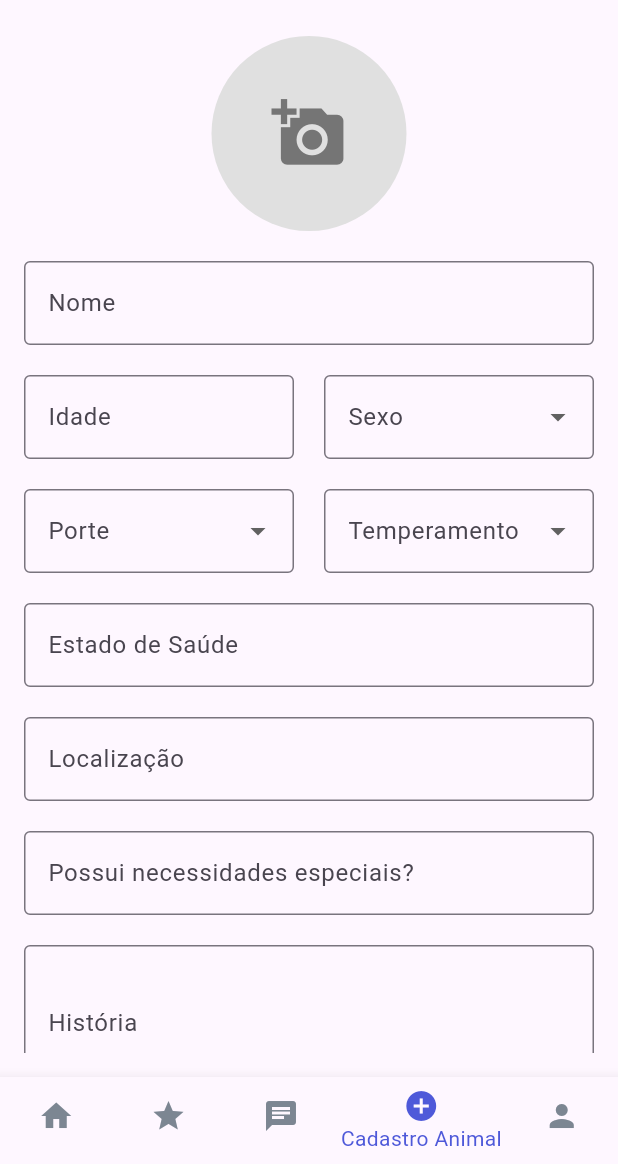
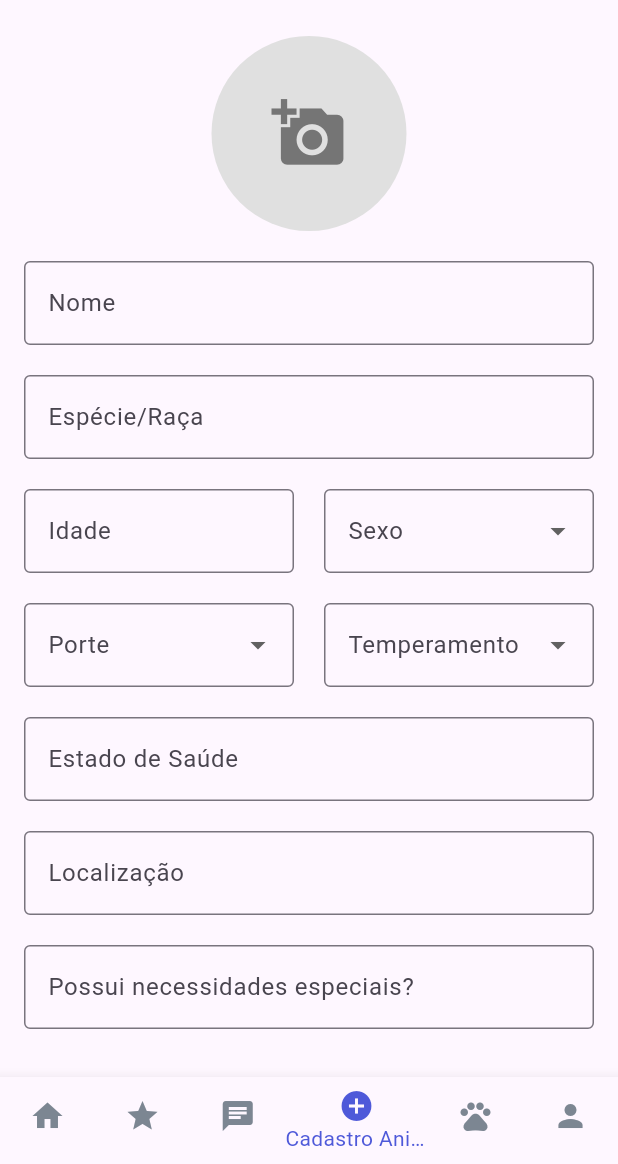
Before and after one commit to ajjss32/deu_pet, a Flutter app: the screen it shows after launch, item 4 of the bottom bar chosen, on a phone screen of 412 x 824 dp, the part 72-1236 px from its top. Run offline on Flutter 3.47's test engine with Material 3 defaults, Android fonts, the phone set to English and light mode, and no system bars; our stand-ins replace flutter_card_swiper, image_picker.

Commit message:
Tela visualização animais cadastrados e detalhes

```diff
--- a/lib/components/custom_bottom_nav_bar.dart
+++ b/lib/components/custom_bottom_nav_bar.dart
@@ -11,28 +11,32 @@ class CustomBottomNavBar extends StatelessWidget {
     return BottomNavigationBar(
       items: <BottomNavigationBarItem>[
         BottomNavigationBarItem(
-          icon: Icon(Icons.home), // Ícone de gota
+          icon: Icon(Icons.home),
           label: 'Home',
         ),
         BottomNavigationBarItem(
-          icon: Icon(Icons.star), // Ícone personalizado de estrela
+          icon: Icon(Icons.star),
           label: 'Favoritos',
         ),
         BottomNavigationBarItem(
-          icon: Icon(Icons.chat), // Ícone de chat
+          icon: Icon(Icons.chat),
           label: 'Chat',
         ),
         BottomNavigationBarItem(
-          icon: Icon(Icons.add_circle), // Ícone de mais
+          icon: Icon(Icons.add_circle),
           label: 'Cadastro Animal',
         ),
         BottomNavigationBarItem(
-          icon: Icon(Icons.person), // Ícone de perfil
+          icon: Icon(Icons.pets), // Novo ícone de "Animais Cadastrados"
+          label: 'Animais',
+        ),
+        BottomNavigationBarItem(
+          icon: Icon(Icons.person),
           label: 'Perfil',
         ),
       ],
       currentIndex: selectedIndex,
-      selectedItemColor: Color(0xFF4E59D9), // Cor do item selecionado (#7C8692)
+      selectedItemColor: Color(0xFF4E59D9), // Cor do item selecionado
       unselectedItemColor: Color(0xFF7C8692), // Cor dos itens não selecionados
       onTap: onItemTapped,
     );
--- a/lib/main.dart
+++ b/lib/main.dart
@@ -1,5 +1,6 @@
 import 'package:deu_pet/pages/favorite_page.dart';
 import 'package:deu_pet/pages/pet_registration.dart';
+import 'package:deu_pet/pages/pet_lista.dart';
 import 'package:flutter/material.dart';
 import 'components/custom_app_bar.dart';
 import 'components/custom_bottom_nav_bar.dart';
@@ -41,17 +42,17 @@ class _HomeScreenState extends State<HomeScreen> {
   Widget _buildContent() {
     switch (_selectedIndex) {
       case 0:
-        return SwipeCard(
-            showFavorites: _goToFavorites); // Passa a função para SwipeCard
+        return SwipeCard(showFavorites: _goToFavorites);
       case 1:
-        return Center(child: FavoritePage()); // Placeholder para "Favoritos"
+        return FavoritePage();
       case 2:
-        return Center(child: Text('Chat Página')); // Placeholder para "Chat"
+        return Center(child: Text('Chat Página'));
       case 3:
-        return Center(child: PetRegistration()); // Placeholder para "Chat"
+        return PetRegistration();
       case 4:
-        return Center(
-            child: Text('Perfil Página')); // Placeholder para "Perfil"
+        return PetListScreen(); // Adiciona a tela de listagem de pets
+      case 5:
+        return Center(child: Text('Perfil Página'));
       default:
         return Center(child: Text('Página desconhecida'));
     }
--- a/lib/pages/pet_registration.dart
+++ b/lib/pages/pet_registration.dart
@@ -16,6 +16,8 @@ class _PetRegistrationState extends State<PetRegistration> {
   final TextEditingController _specialNeedsController = TextEditingController();
   final TextEditingController _historyController = TextEditingController();
   final TextEditingController _ageController = TextEditingController();
+  final TextEditingController _speciesController =
+      TextEditingController(); // Adicionado
 
   String? _selectedSex;
   String? _selectedSize;
@@ -38,6 +40,7 @@ class _PetRegistrationState extends State<PetRegistration> {
     _locationController.clear();
     _specialNeedsController.clear();
     _historyController.clear();
+    _speciesController.clear();
     setState(() {
       _image = null;
       _selectedSex = null;
@@ -163,6 +166,16 @@ class _PetRegistrationState extends State<PetRegistration> {
                 controller: _nameController,
                 decoration: InputDecoration(
                   labelText: 'Nome',
+                  border: OutlineInputBorder(),
+                ),
+                validator: _validateRequiredField,
+              ),
+              SizedBox(height: 20),
+              TextFormField(
+                // Campo de Espécie/Raça
+                controller: _speciesController,
+                decoration: InputDecoration(
+                  labelText: 'Espécie/Raça',
                   border: OutlineInputBorder(),
                 ),
                 validator: _validateRequiredField,
@@ -301,16 +314,14 @@ class _PetRegistrationState extends State<PetRegistration> {
                   style: ElevatedButton.styleFrom(
                     backgroundColor: Color(0xFF50BB88),
                     shape: RoundedRectangleBorder(
-                      borderRadius:
-                          BorderRadius.circular(5),
+                      borderRadius: BorderRadius.circular(5),
                     ),
                   ),
                   child: Text(
                     'Cadastrar Pet',
                     style: TextStyle(
                       fontSize: 18,
-                      color: Color(
-                          0xFFFFFFFF),
+                      color: Color(0xFFFFFFFF),
                     ),
                   ),
                 ),
--- a/pubspec.yaml
+++ b/pubspec.yaml
@@ -35,3 +35,9 @@ flutter:
     - assets/images/pet-bob-3.jpg
     - assets/images/pet-rex-2.jpg
     - assets/images/pet-rex-3.jpg
+<<<<<<< HEAD
+=======
+    - assets/images/pet-bella.jpg
+    - assets/images/pet-bella-2.jpeg
+    - assets/images/pet-bella-3.jpg
+>>>>>>> a8c9c66 (Commit da Tela de visualização dos animais cadastrados e tela individual do pet no perfil do voluntário)
```
Also changed, not shown: lib/components/info_widget.dart (+6 -3 lines), lib/pages/pet_details_page.dart (added, +119 -0 lines), lib/pages/pet_lista.dart (added, +197 -0 lines), assets/images/pet-bella-2.jpeg (added), assets/images/pet-bella-3.jpg (added), assets/images/pet-bella.jpg (added), 6 other files.
